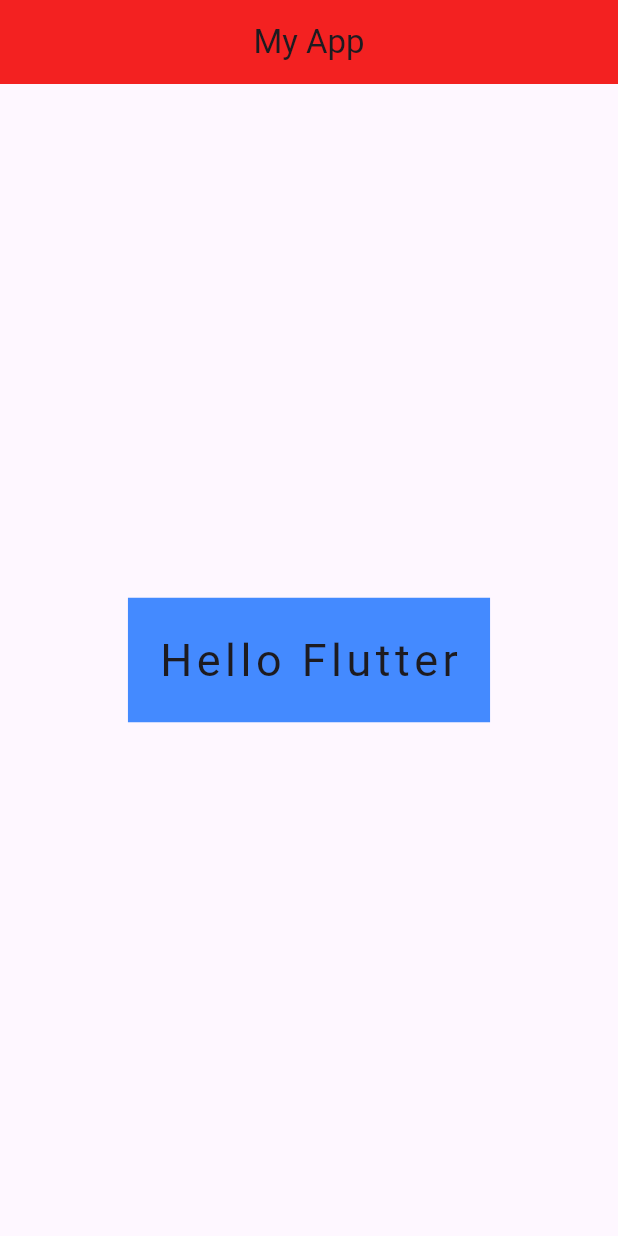
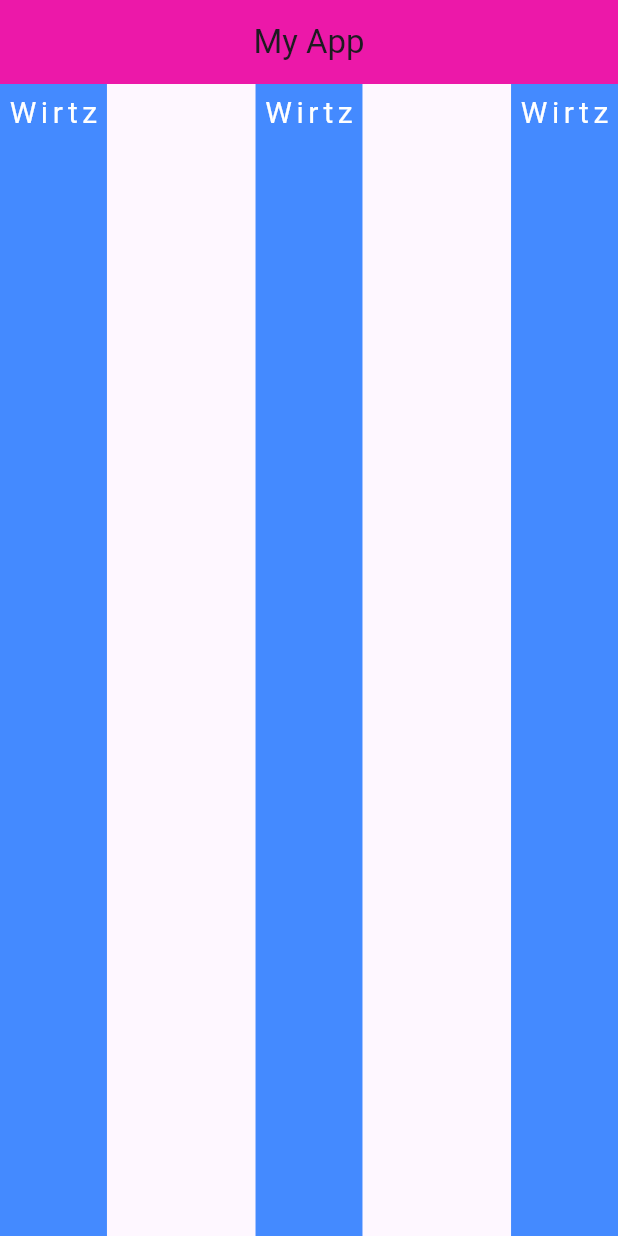
Before and after one commit to L4RZER/learn_flutter_67_2, a Flutter app: the screen it shows after launch, on a phone screen of 412 x 824 dp. Run offline on Flutter 3.47's test engine with Material 3 defaults, Android fonts, the phone set to English and light mode, and no system bars.

Commit message:
step5: container, column, main axis, cross axis

```diff
--- a/lib/main.dart
+++ b/lib/main.dart
@@ -7,6 +7,7 @@ import 'package:learn_flutter_67_2/screen/home.dart';
 void main() {
   // Step 1: appBar and body
   //runApp(const MyApp());
+
 
   //const app = MaterialApp(title: "My Title", home: Text("Hello World"));
   //runApp(app);
@@ -31,7 +32,7 @@ void main() {
       home: Scaffold(
         appBar: AppBar(
           title: Text("My App"),
-          backgroundColor: const Color.fromARGB(255, 243, 33, 33),
+          backgroundColor: const Color.fromARGB(255, 236, 24, 169),
           centerTitle: true,
         ),
         body: Home(),
--- a/lib/screen/home.dart
+++ b/lib/screen/home.dart
@@ -4,18 +4,103 @@ import 'package:flutter/material.dart';
 class Home extends StatelessWidget {
   const Home({super.key});
 
+/// step5: container, column, main axis, cross axis
   @override
   Widget build(BuildContext context) {
-    return Center(
-      child: Container(
-        color: Colors.blueAccent,
-        margin: EdgeInsets.symmetric(horizontal: 20, vertical: 30),
-        padding: EdgeInsets.all(20),
-        child: Text(
-          "Hello Flutter",
-          style: TextStyle(fontSize: 30, letterSpacing: 3),
+    // return Column(
+    //   // mainAxisAlignment: MainAxisAlignment.start,
+    //   // mainAxisAlignment: MainAxisAlignment.center,
+    //   // mainAxisAlignment: MainAxisAlignment.end,
+    //   // mainAxisAlignment: MainAxisAlignment.spaceBetween,
+    //   // mainAxisAlignment: MainAxisAlignment.spaceAround,
+    //   // mainAxisAlignment: MainAxisAlignment.spaceEvenly,
+    //   mainAxisAlignment: MainAxisAlignment.spaceBetween,
+    //   crossAxisAlignment: CrossAxisAlignment.stretch,
+    //   children: [
+    //     Container(
+    //       color: Colors.blueAccent,
+    //       padding: EdgeInsets.symmetric(horizontal: 5, vertical: 5),
+    //       child: Text(
+    //         "Wirtz",
+    //         style: TextStyle(
+    //           fontSize: 20,
+    //           letterSpacing: 3,
+    //           color: Colors.white,
+    //         ),
+    //         ),
+    //     ),
+    //     Container(
+    //       color: Colors.blueAccent,
+    //       padding: EdgeInsets.symmetric(horizontal: 5, vertical: 5),
+    //       child: Text(
+    //         "Wirtz",
+    //         style: TextStyle(
+    //           fontSize: 20,
+    //           letterSpacing: 3,
+    //           color: Colors.white,
+    //         ),
+    //         ),
+    //     ),
+    //     Container(
+    //       color: Colors.blueAccent,
+    //       padding: EdgeInsets.symmetric(horizontal: 5, vertical: 5),
+    //       child: Text(
+    //         "Wirtz",
+    //         style: TextStyle(
+    //           fontSize: 20,
+    //           letterSpacing: 3,
+    //           color: Colors.white,
+    //         ),
+    //         ),
+    //     ),
+    //   ],
+    // );
+
+     return Row(
+    // step6: row, main axis, cross axis
+      // mainAxisAlignment: MainAxisAlignment.start,
+      // mainAxisAlignment: MainAxisAlignment.center,
+      // mainAxisAlignment: MainAxisAlignment.end,
+      mainAxisAlignment: MainAxisAlignment.spaceBetween,
+      crossAxisAlignment: CrossAxisAlignment.stretch,
+      children: [
+        Container(
+          color: Colors.blueAccent,
+          padding: EdgeInsets.symmetric(horizontal: 5, vertical: 5),
+          child: Text(
+            "Wirtz",
+            style: TextStyle(
+              fontSize: 20,
+              letterSpacing: 3,
+              color: Colors.white,
+            ),
+            ),
         ),
-      ),
+        Container(
+          color: Colors.blueAccent,
+          padding: EdgeInsets.symmetric(horizontal: 5, vertical: 5),
+          child: Text(
+            "Wirtz",
+            style: TextStyle(
+              fontSize: 20,
+              letterSpacing: 3,
+              color: Colors.white,
+            ),
+            ),
+        ),
+        Container(
+          color: Colors.blueAccent,
+          padding: EdgeInsets.symmetric(horizontal: 5, vertical: 5),
+          child: Text(
+            "Wirtz",
+            style: TextStyle(
+              fontSize: 20,
+              letterSpacing: 3,
+              color: Colors.white,
+            ),
+            ),
+        ),
+      ],
     );
   }
 }
```
